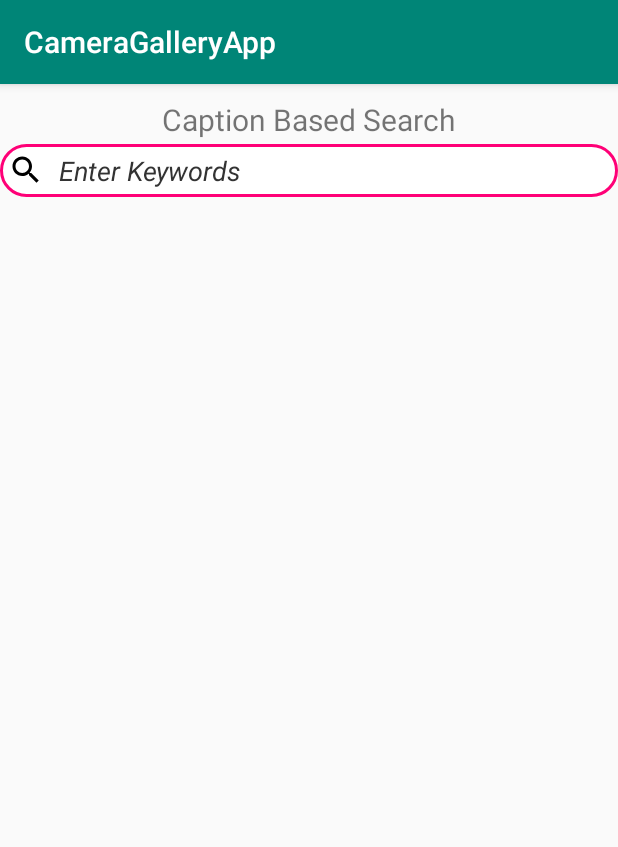
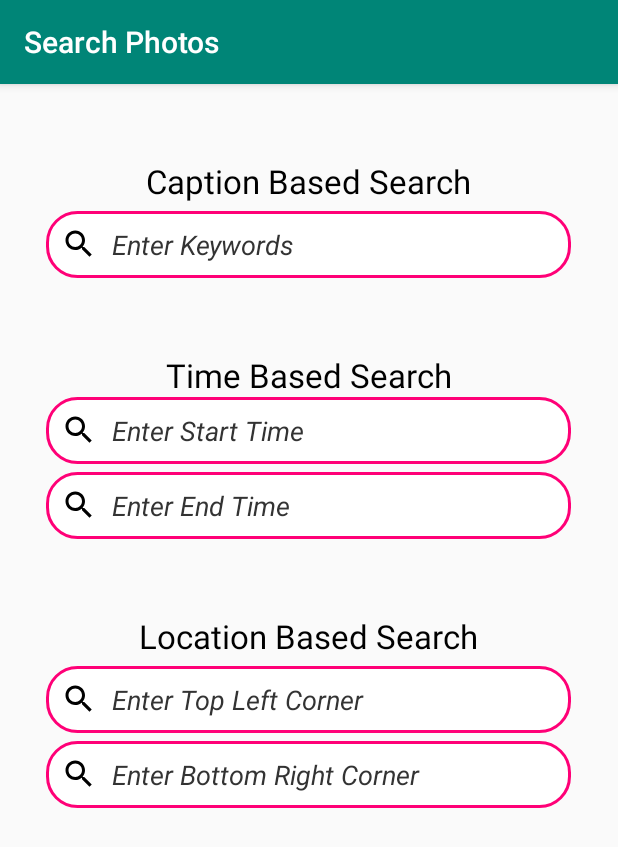
Before and after one commit to vasiliyx/PhotoGalleryApp, an Android app: the SearchActivity screen opened directly, with no data from a screen before it, on a phone screen of 412 x 824 dp. Shown: the top 847 px of the screen. Run offline under Robolectric (Android 15) with nearby library versions, the phone set to English and light mode, and no system bars.

Commit message:
Merge branch 'master' of https://github.com/vasiliyx/PhotoGalleryApp
# Conflicts:
#	app/src/main/res/layout/activity_main.xml

```diff
--- a/app/src/main/AndroidManifest.xml
+++ b/app/src/main/AndroidManifest.xml
@@ -3,8 +3,7 @@
     package="com.example.cameragalleryapp">
 
     <uses-permission
-        android:name="android.permission.WRITE_EXTERNAL_STORAGE"
-        android:maxSdkVersion="18" />
+        android:name="android.permission.WRITE_EXTERNAL_STORAGE" />
 
     <uses-feature
         android:name="android.hardware.camera"
@@ -17,15 +16,18 @@
         android:roundIcon="@mipmap/ic_launcher_round"
         android:supportsRtl="true"
         android:theme="@style/AppTheme">
-        <activity android:name=".SearchActivity"></activity>
-        <activity android:name=".ViewPhotoActivity" />
+        <activity
+            android:name=".SearchActivity"
+            android:label="Search Photos">
+        </activity>
+        <activity
+            android:name=".ViewPhotoActivity"
+            android:label="View Photos" />
         <activity
             android:name=".MainActivity"
-            android:screenOrientation="portrait"
             android:label="Gallery Home">
             <intent-filter>
                 <action android:name="android.intent.action.MAIN" />
-
                 <category android:name="android.intent.category.LAUNCHER" />
             </intent-filter>
         </activity>
--- a/app/src/main/java/com/example/cameragalleryapp/MainActivity.java
+++ b/app/src/main/java/com/example/cameragalleryapp/MainActivity.java
@@ -18,6 +18,7 @@ import java.io.IOException;
 import java.text.SimpleDateFormat;
 import java.util.Date;
 import android.widget.EditText;
+import android.widget.TextView;
 
 public class MainActivity extends AppCompatActivity {
 
@@ -31,6 +32,14 @@ public class MainActivity extends AppCompatActivity {
         super.onCreate(savedInstanceState);
         setContentView(R.layout.activity_main);
         initImageCount(); // Determine the image count
+
+    }
+
+    public void captionClick(View v) {
+        EditText captionEditText = (EditText) findViewById(R.id.captionEditText);
+        TextView captionTextView = (TextView) findViewById(R.id.captionTextView);
+        String caption = captionEditText.getText().toString();
+        captionTextView.setText(caption);
     }
 
     // SNAP button runs this method
--- a/app/src/main/java/com/example/cameragalleryapp/SearchActivity.java
+++ b/app/src/main/java/com/example/cameragalleryapp/SearchActivity.java
@@ -12,10 +12,10 @@ import java.util.Calendar;
 
 public class SearchActivity extends AppCompatActivity {
 
-//    private EditText fromDate; //enable when using search by date -RM
-//    private EditText toDate;
-//    private Calendar fromCalendar;
-//    private Calendar toCalendar;
+    private EditText fromDate;
+    private EditText toDate;
+    private Calendar fromCalendar;
+    private Calendar toCalendar;
     private DatePickerDialog.OnDateSetListener fromListener;
     private DatePickerDialog.OnDateSetListener toListener;
 
@@ -23,19 +23,19 @@ public class SearchActivity extends AppCompatActivity {
     protected void onCreate(Bundle savedInstanceState) {
         super.onCreate(savedInstanceState);
         setContentView(R.layout.activity_search);
-//        EditText fromDateEditText = (EditText) findViewById(R.id.fromDateEditText); //enable when using search by date -RM
-//        EditText toDateEditText   = (EditText) findViewById(R.id.toDateEditText); //enable when using search by date -RM
+        fromDate = (EditText) findViewById(R.id.timeStartEditText);
+        toDate   = (EditText) findViewById(R.id.timeEndEditText);
     }
 
 
-    public void cancel(final View v) {
+    public void cancel(final View view) {
         finish();
     }
 
-    public void search(final View v) {
+    public void search(final View view) {
         Intent intent = new Intent();
-//        intent.putExtra("STARTDATE", fromDateEditText.getText().toString()); //enable when using search by date -RM
-//        intent.putExtra("ENDDATE", toDateEditText.getText().toString()); //enable when using search by date -RM
+        intent.putExtra("STARTDATE", fromDate.getText().toString());
+        intent.putExtra("ENDDATE", toDate.getText().toString());
         setResult(RESULT_OK, intent);
         finish();
     }
--- a/app/src/main/res/layout/activity_main.xml
+++ b/app/src/main/res/layout/activity_main.xml
@@ -37,21 +37,21 @@
         android:textSize="18sp"
         android:textStyle="italic"
         android:textColor="#000"
-        android:hint="Enter a caption for your photo."
+        android:hint="Enter a caption for your photo"
         android:textColorHint="#333"
         android:background="@drawable/et_rounded_style"
         android:drawableLeft="@drawable/ic_label_black_24dp"
-        android:drawablePadding="10dp"/>
+        android:drawablePadding="10dp"
+        android:onClick="captionClick"/>
 
     <TextView
-        android:layout_width="wrap_content"
-        android:layout_height="wrap_content"
+        android:id="@+id/captionTextView"
+        android:layout_width="100dp"
+        android:layout_height="30dp"
         android:layout_centerHorizontal="true"
         android:layout_marginTop="10dp"
-        android:text="Automatic Time Tagged"
         android:textColor="#FFF"
-        android:textSize="20sp"
-        android:inputType="datetime"/>
+        android:textSize="20sp" />
 
     <Button
         android:id="@+id/takePhotoButton"
@@ -102,7 +102,7 @@
         android:layout_alignEnd="@id/viewPhotoButton"
         android:layout_alignRight="@id/viewPhotoButton"
         android:onClick="unspecifiedClick"
-        android:text="TBD"
+        android:text="Enter"
         android:textStyle="bold" />
 
     <ImageButton
--- a/app/src/main/res/layout/activity_search.xml
+++ b/app/src/main/res/layout/activity_search.xml
@@ -7,19 +7,23 @@
     tools:context=".SearchActivity">
 
     <TextView
+        android:id="@+id/keywordsTextView"
         android:layout_width="wrap_content"
         android:layout_height="wrap_content"
         android:layout_centerHorizontal="true"
-        android:layout_marginTop="10dp"
+        android:layout_marginTop="50dp"
         android:text="@string/caption_based_search"
-        android:textSize="20sp" />
+        android:textSize="22sp"
+        android:textColor="#000"/>
 
     <EditText
-        android:id="@+id/captionEditText"
-        android:layout_width="match_parent"
+        android:id="@+id/keywordsEditText"
+        android:layout_width="350dp"
         android:layout_height="wrap_content"
-        android:padding="5dp"
-        android:layout_marginTop="40dp"
+        android:padding="10dp"
+        android:layout_centerHorizontal="true"
+        android:layout_below="@id/keywordsTextView"
+        android:layout_marginTop="5dp"
         android:inputType="textCapSentences"
         android:textSize="18sp"
         android:textStyle="italic"
@@ -31,6 +35,103 @@
         android:drawablePadding="10dp"
         android:autofillHints="" />
 
+    <TextView
+        android:id="@+id/timeTextView"
+        android:layout_width="wrap_content"
+        android:layout_height="wrap_content"
+        android:layout_centerHorizontal="true"
+        android:layout_below="@+id/keywordsEditText"
+        android:layout_marginTop="50dp"
+        android:text="Time Based Search"
+        android:textSize="22sp"
+        android:textColor="#000"/>
+
+    <EditText
+        android:id="@+id/timeStartEditText"
+        android:layout_width="350dp"
+        android:layout_height="wrap_content"
+        android:padding="10dp"
+        android:layout_below="@id/timeTextView"
+        android:layout_centerHorizontal="true"
+        android:inputType="datetime"
+        android:textSize="18sp"
+        android:textStyle="italic"
+        android:textColor="#000"
+        android:hint="Enter Start Time"
+        android:textColorHint="#333"
+        android:background="@drawable/et_rounded_style"
+        android:drawableLeft="@drawable/ic_search_black_24dp"
+        android:drawablePadding="10dp"
+        android:autofillHints="" />
+
+    <EditText
+        android:id="@+id/timeEndEditText"
+        android:layout_width="350dp"
+        android:layout_height="wrap_content"
+        android:padding="10dp"
+        android:layout_below="@id/timeStartEditText"
+        android:layout_centerHorizontal="true"
+        android:layout_marginTop="5dp"
+        android:inputType="datetime"
+        android:textSize="18sp"
+        android:textStyle="italic"
+        android:textColor="#000"
+        android:hint="Enter End Time"
+        android:textColorHint="#333"
+        android:background="@drawable/et_rounded_style"
+        android:drawableLeft="@drawable/ic_search_black_24dp"
+        android:drawablePadding="10dp"
+        android:autofillHints="" />
+
+
+    <TextView
+        android:id="@+id/locationTextView"
+        android:layout_width="wrap_content"
+        android:layout_height="wrap_content"
+        android:layout_centerHorizontal="true"
+        android:layout_below="@id/timeEndEditText"
+        android:layout_marginTop="50dp"
+        android:text="Location Based Search"
+        android:textSize="22sp"
+        android:textColor="#000"/>
+
+    <EditText
+        android:id="@+id/topLeftEditText"
+        android:layout_width="350dp"
+        android:layout_height="wrap_content"
+        android:padding="10dp"
+        android:layout_centerHorizontal="true"
+        android:layout_below="@id/locationTextView"
+        android:layout_marginTop="5dp"
+        android:inputType="textCapSentences"
+        android:textSize="18sp"
+        android:textStyle="italic"
+        android:textColor="#000"
+        android:hint="Enter Top Left Corner"
+        android:textColorHint="#333"
+        android:background="@drawable/et_rounded_style"
+        android:drawableLeft="@drawable/ic_search_black_24dp"
+        android:drawablePadding="10dp"
+        android:autofillHints="" />
+
+    <EditText
+        android:id="@+id/bottomRightEditText"
+        android:layout_width="350dp"
+        android:layout_height="wrap_content"
+        android:padding="10dp"
+        android:layout_centerHorizontal="true"
+        android:layout_below="@id/topLeftEditText"
+        android:layout_marginTop="5dp"
+        android:inputType="textCapSentences"
+        android:textSize="18sp"
+        android:textStyle="italic"
+        android:textColor="#000"
+        android:hint="Enter Bottom Right Corner"
+        android:textColorHint="#333"
+        android:background="@drawable/et_rounded_style"
+        android:drawableLeft="@drawable/ic_search_black_24dp"
+        android:drawablePadding="10dp"
+        android:autofillHints="" />
 
 
 </RelativeLayout>
```
